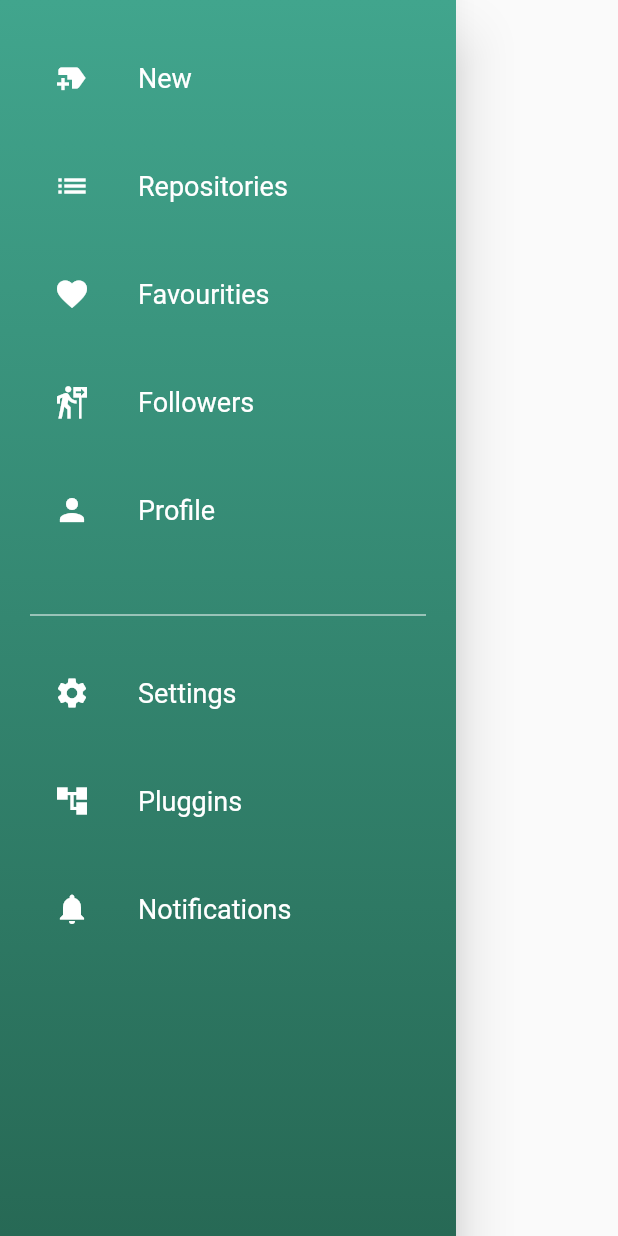
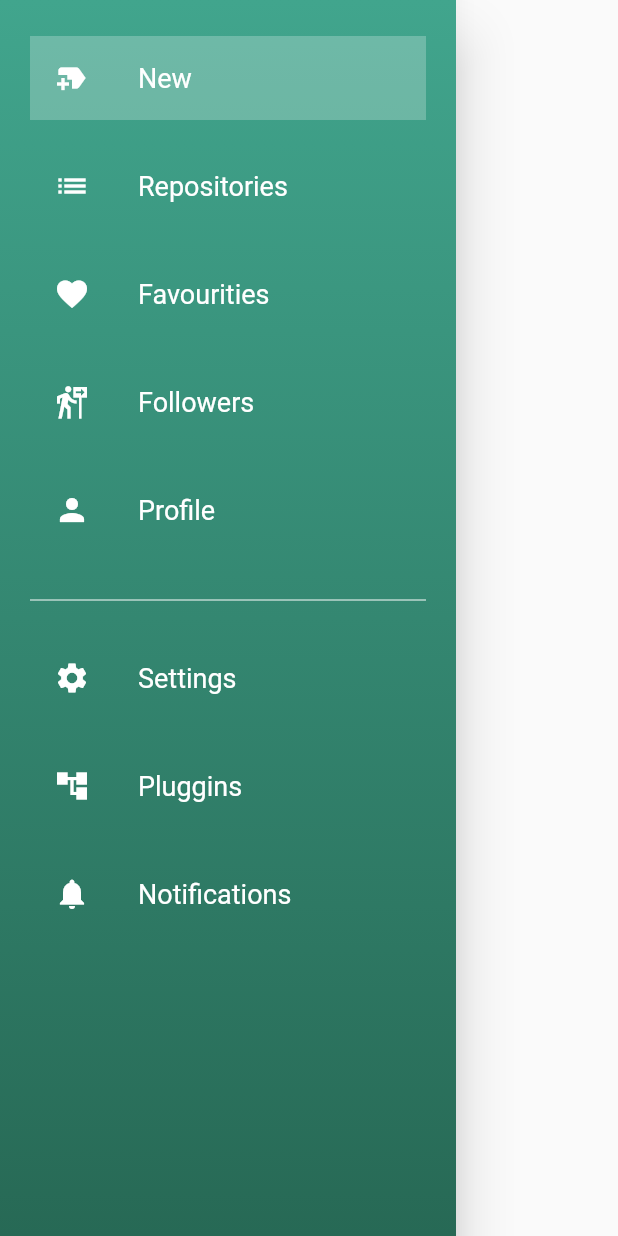
Before and after one commit to Thanukshi/UniGit, a Flutter app: the NavigationDrawerWidget widget shown alone on an empty page, opened directly, on a phone screen of 412 x 824 dp. Run offline on Flutter 3.47's test engine with Material 2 defaults, Android fonts, the phone set to English and light mode, and no system bars; our stand-ins replace dio, motion_toast, shared_preferences; accounts and stored records are empty.

Commit message:
IT18202632

```diff
--- a/uni_git/lib/Components/HomeScreen/NavigationDrawerWidget.dart
+++ b/uni_git/lib/Components/HomeScreen/NavigationDrawerWidget.dart
@@ -1,4 +1,7 @@
 import 'package:flutter/material.dart';
+import 'package:provider/provider.dart';
+import 'package:uni_git/model/navigation_items.dart';
+import 'package:uni_git/provider/navigation_provider.dart';
 
 class NavigationDrawerWidget extends StatelessWidget {
   static final padding = EdgeInsets.symmetric(horizontal: 20);
@@ -23,6 +26,7 @@ class NavigationDrawerWidget extends StatelessWidget {
                   ),
                   buildMenuItem(
                     context,
+                    item: NavigationItems.newRepo,
                     text: "New",
                     icon: Icons.new_label,
                   ),
@@ -31,6 +35,7 @@ class NavigationDrawerWidget extends StatelessWidget {
                   ),
                   buildMenuItem(
                     context,
+                    item: NavigationItems.repositories,
                     text: "Repositories",
                     icon: Icons.list,
                   ),
@@ -39,6 +44,7 @@ class NavigationDrawerWidget extends StatelessWidget {
                   ),
                   buildMenuItem(
                     context,
+                    item: NavigationItems.favorities,
                     text: "Favourities",
                     icon: Icons.favorite,
                   ),
@@ -48,6 +54,7 @@ class NavigationDrawerWidget extends StatelessWidget {
                   buildMenuItem(
                     context,
                     text: "Followers",
+                    item: NavigationItems.followers,
                     icon: Icons.follow_the_signs,
                   ),
                   const SizedBox(
@@ -55,11 +62,9 @@ class NavigationDrawerWidget extends StatelessWidget {
                   ),
                   buildMenuItem(
                     context,
+                    item: NavigationItems.profile,
                     text: "Profile",
                     icon: Icons.person,
-                  ),
-                  const SizedBox(
-                    height: 10,
                   ),
                   const SizedBox(height: 24),
                   Divider(color: Colors.white),
@@ -68,6 +73,7 @@ class NavigationDrawerWidget extends StatelessWidget {
                   ),
                   buildMenuItem(
                     context,
+                    item: NavigationItems.settings,
                     text: "Settings",
                     icon: Icons.settings,
                   ),
@@ -76,6 +82,7 @@ class NavigationDrawerWidget extends StatelessWidget {
                   ),
                   buildMenuItem(
                     context,
+                    item: NavigationItems.pluggins,
                     text: "Pluggins",
                     icon: Icons.account_tree,
                   ),
@@ -84,6 +91,7 @@ class NavigationDrawerWidget extends StatelessWidget {
                   ),
                   buildMenuItem(
                     context,
+                    item: NavigationItems.notifications,
                     text: "Notifications",
                     icon: Icons.notifications,
                   ),
@@ -94,22 +102,31 @@ class NavigationDrawerWidget extends StatelessWidget {
         ),
       );
 
-  buildMenuItem(BuildContext context,
-      {required String text, required IconData icon}) {
+  buildMenuItem(
+    BuildContext context, {
+    required NavigationItems item,
+    required String text,
+    required IconData icon,
+  }) {
+    final provider = Provider.of<NavigationProvider>(context);
+    final currentItem = provider.navigationItems;
+    final isSelected = item == currentItem;
+
     final color = Colors.white;
     return Material(
       color: Colors.transparent,
       child: ListTile(
-        leading: Icon(
-          icon,
-          color: color,
-        ),
-        title: Text(
-          text,
-          style: TextStyle(color: color, fontSize: 18),
-        ),
-        onTap: () {},
+        selected: isSelected,
+        selectedTileColor: Colors.white24,
+        leading: Icon(icon, color: color),
+        title: Text(text, style: TextStyle(color: color, fontSize: 18)),
+        onTap: () => selectItem(context, item),
       ),
     );
   }
+
+  void selectItem(BuildContext context, NavigationItems item) {
+    final provider = Provider.of<NavigationProvider>(context, listen: false);
+    provider.setNavigationItem(item);
+  }
 }
--- a/uni_git/lib/Components/SplashScreen/splash_screen.dart
+++ b/uni_git/lib/Components/SplashScreen/splash_screen.dart
@@ -46,7 +46,7 @@ class InitState extends State<SplashScreen> {
       Navigator.push(
         context,
         MaterialPageRoute(
-          builder: (context) => const HomeScreen(),
+          builder: (context) => const LoginScreen(),
         ),
       );
     }
--- a/uni_git/lib/main.dart
+++ b/uni_git/lib/main.dart
@@ -1,7 +1,9 @@
 import 'package:flutter/material.dart';
+import 'package:provider/provider.dart';
 import 'package:shared_preferences/shared_preferences.dart';
 import 'package:uni_git/Components/Onboard_Screen/onboard_screen_one.dart';
 import 'package:uni_git/Components/SplashScreen/splash_screen.dart';
+import 'package:uni_git/provider/navigation_provider.dart';
 
 int? initScreen;
 Future<void> main() async {
@@ -19,18 +21,22 @@ class MyApp extends StatelessWidget {
   // This widget is the root of your application.
   @override
   Widget build(BuildContext context) {
-    return MaterialApp(
+    return ChangeNotifierProvider(
+      create: (context) => NavigationProvider(),
+      child: MaterialApp(
         debugShowCheckedModeBanner: false,
         theme: ThemeData(
           primarySwatch: Colors.blue,
           visualDensity: VisualDensity.adaptivePlatformDensity,
         ),
         home: const OnboardScreenOne(),
-      initialRoute: initScreen == 0 || initScreen == null ? 'onboard' : 'home',
+        initialRoute:
+            initScreen == 0 || initScreen == null ? 'onboard' : 'home',
         routes: {
           'home': (context) => const SplashScreen(),
           'onboard': (context) => const OnboardScreenOne(),
         },
+      ),
     );
   }
 }
--- /dev/null
+++ b/uni_git/lib/provider/navigation_provider.dart
@@ -0,0 +1,18 @@
+import 'package:flutter/cupertino.dart';
+
+import 'package:flutter/material.dart';
+import 'package:uni_git/model/navigation_items.dart';
+
+class NavigationProvider extends ChangeNotifier {
+  NavigationItems _navigationItem = NavigationItems.newRepo;
+
+  NavigationItems get navigationItems => _navigationItem;
+
+  //set navigationItem(NavigationItems navigationItem) {}
+
+  void setNavigationItem(NavigationItems navigationItems) {
+    _navigationItem = navigationItems;
+
+    notifyListeners();
+  }
+}
--- a/uni_git/pubspec.yaml
+++ b/uni_git/pubspec.yaml
@@ -37,6 +37,7 @@ dependencies:
   dio: ^4.0.4
   shared_preferences: ^2.0.13
   motion_toast: ^2.1.2
+  provider: ^6.0.2
 
 dev_dependencies:
   flutter_test:
```
Also changed, not shown: uni_git/pubspec.lock. Lines whose indentation alone changed are shown as unchanged.
